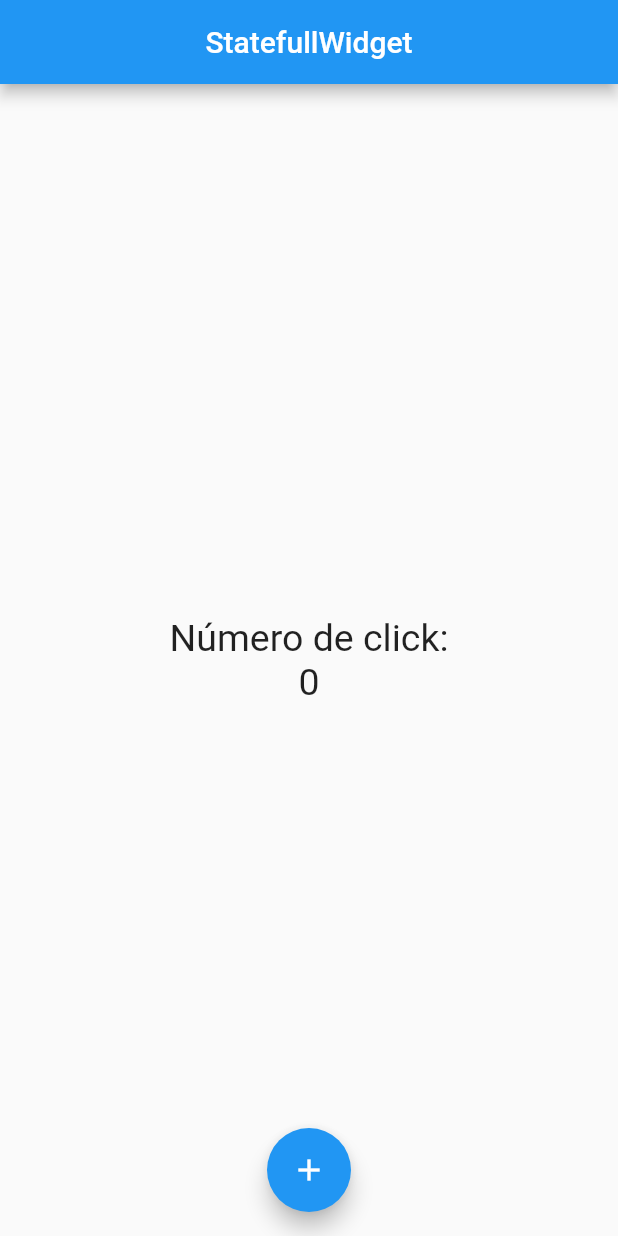
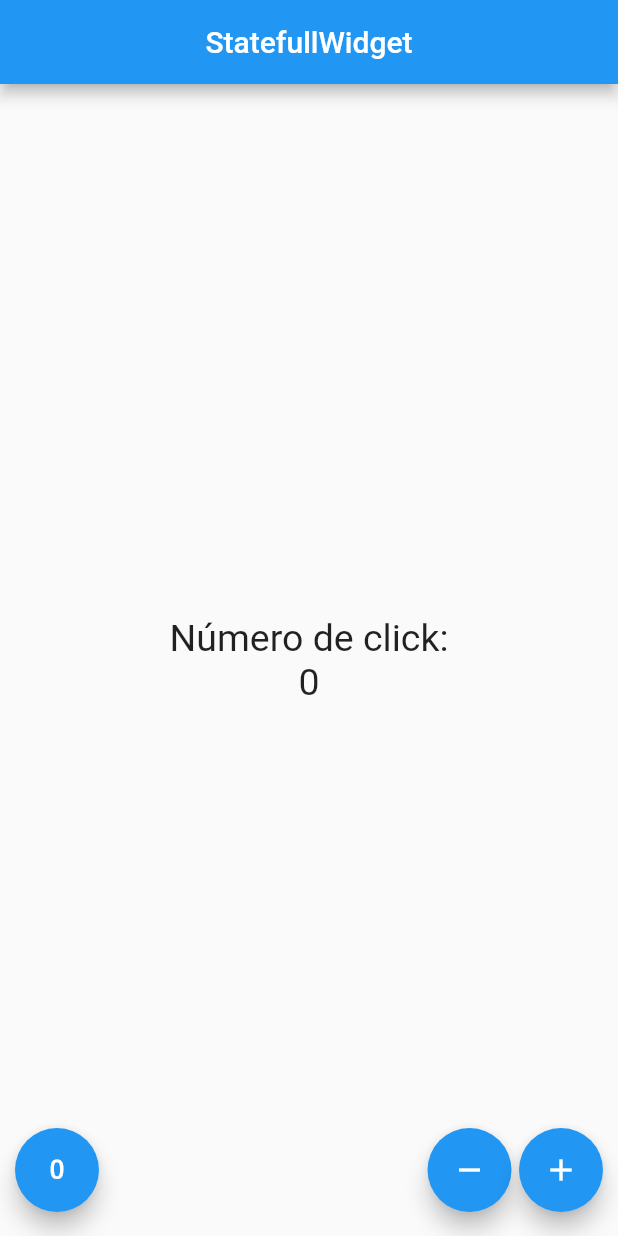
Before and after one commit to eraldovicente/Curso_Flutter, a Flutter app: the screen it shows after launch, on a phone screen of 412 x 824 dp. Run offline on Flutter 3.47's test engine with Material 2 defaults, Android fonts, the phone set to English and light mode, and no system bars.

Commit message:
Creando mas acciones en nuestro contador

```diff
--- a/contador/lib/src/pages/contador_page.dart
+++ b/contador/lib/src/pages/contador_page.dart
@@ -30,18 +30,25 @@ class _ContadorPageState extends State<ContadorPage> {
         )
       ),
       floatingActionButtonLocation: FloatingActionButtonLocation.centerFloat,
-      floatingActionButton: FloatingActionButton(
-        child: Icon( Icons.add ),
-        onPressed: () {
-
-          // Necessita um StatefullWidget
-          _conteo++;
-
-          setState(() {
-
-          });
-        },
-      )
+      floatingActionButton: _crearBotones()
     );
   }
+
+  Widget _crearBotones() {
+
+    return Row(
+      mainAxisAlignment: MainAxisAlignment.end,
+      children: [
+        SizedBox(width: 10),
+        FloatingActionButton( child: Icon( Icons.exposure_zero ), onPressed: null),
+        Expanded(child: SizedBox()),
+        FloatingActionButton( child: Icon( Icons.remove ), onPressed: null),
+        SizedBox( width: 5.0 ),
+        FloatingActionButton( child: Icon( Icons.add ), onPressed: null),
+        SizedBox(width: 10),
+      ],);
+
+
+  }
+
 }
```
